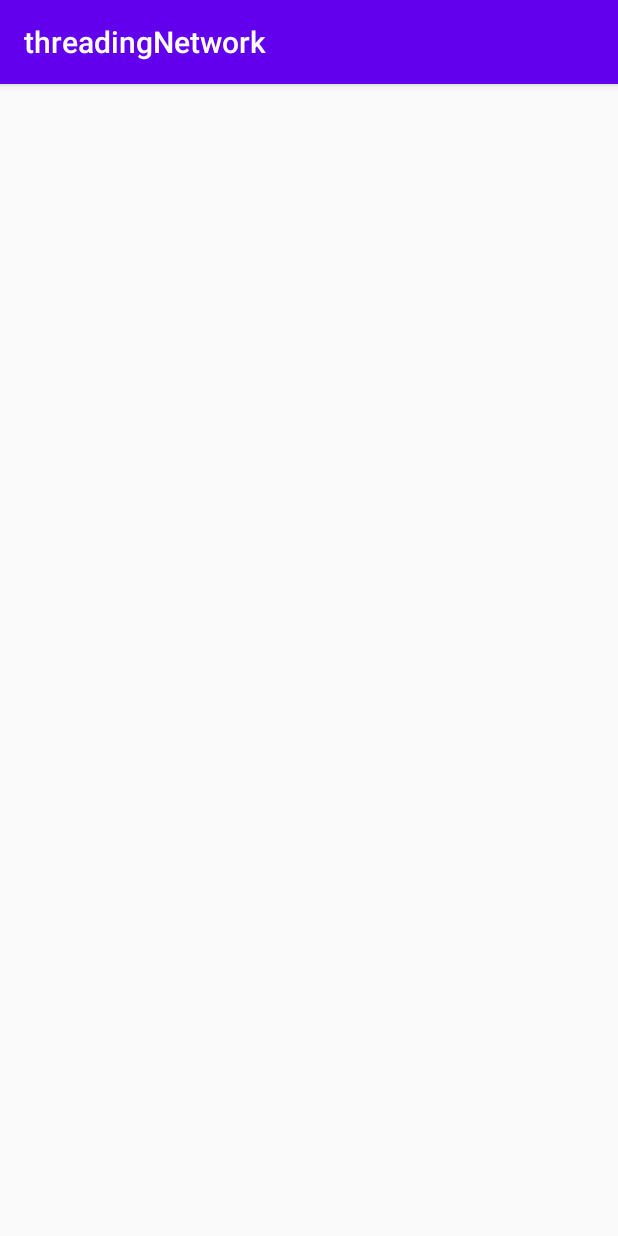
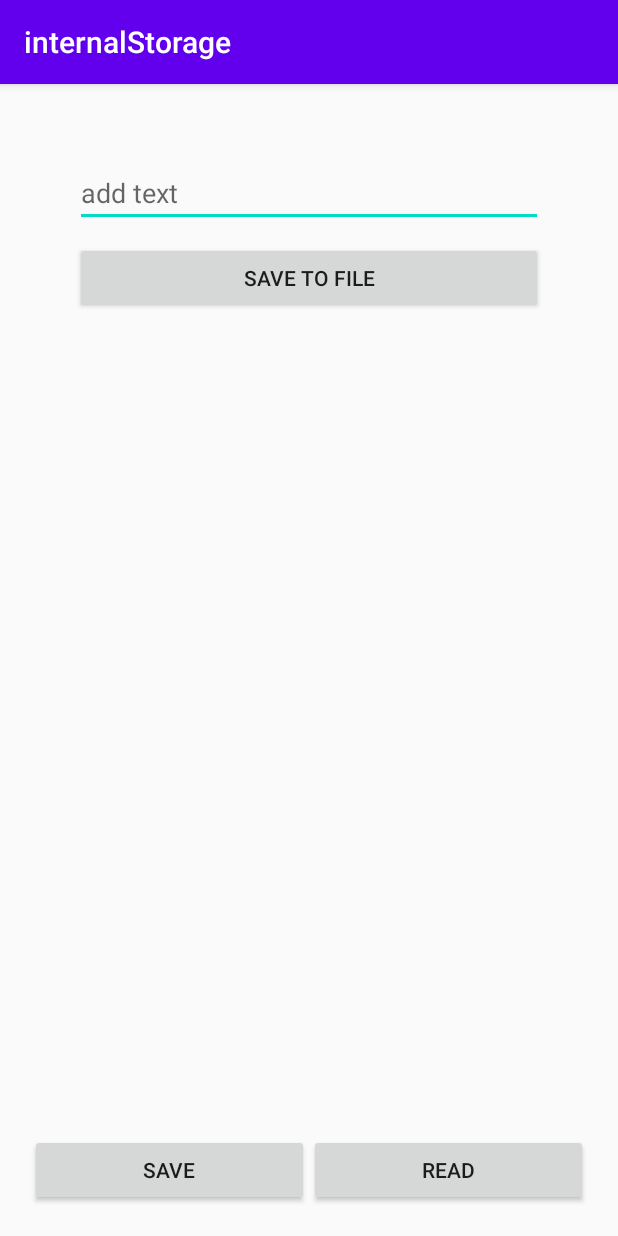
Before and after one commit to Mariinsky/mobile2020, an Android app: the screen it shows after launch (MainActivity), on a phone screen of 412 x 824 dp. Run offline under Robolectric (Android 15) with nearby library versions, the phone set to English and light mode, and no system bars.

Commit message:
internal storage

```diff
--- a/app/src/main/java/com/example/threadingnetwork/MainActivity.kt
+++ b/app/src/main/java/com/example/threadingnetwork/MainActivity.kt
@@ -1,17 +1,120 @@
 package com.example.threadingnetwork
 
+import android.content.Context
+import android.os.Bundle
+import android.view.LayoutInflater
+import android.view.View
+import android.view.ViewGroup
+import android.view.inputmethod.InputMethodManager
 import androidx.appcompat.app.AppCompatActivity
-import android.os.Bundle
+import androidx.fragment.app.Fragment
+import kotlinx.android.synthetic.main.activity_main.*
+import kotlinx.android.synthetic.main.fragment_save.*
+import kotlinx.android.synthetic.main.fragment_save.view.*
+import kotlinx.android.synthetic.main.frament_read.view.*
 
+internal const val FILENAME = "myFile.txt"
 
 class MainActivity : AppCompatActivity() {
-
 
     override fun onCreate(savedInstanceState: Bundle?) {
         super.onCreate(savedInstanceState)
         setContentView(R.layout.activity_main)
+        title = "internalStorage"
+
+        if (savedInstanceState == null) {
+            supportFragmentManager
+                .beginTransaction()
+                .add(R.id.root_layout, SaveFragment.newInstance(), "save")
+                .commit()
+        }
+
+        save_button.setOnClickListener {
+            val frag = supportFragmentManager.findFragmentByTag("save")
+            val manager = supportFragmentManager.beginTransaction()
+            if (frag != null && frag.isVisible) {
+                manager.replace(R.id.root_layout, frag, "save").commit()
+            } else {
+                manager
+                    .replace(R.id.root_layout, SaveFragment.newInstance(), "save")
+                    .addToBackStack(null)
+                    .commit()
+            }
+        }
+
+        read_button.setOnClickListener {
+            val frag = supportFragmentManager.findFragmentByTag("read")
+            val manager = supportFragmentManager  .beginTransaction()
+            if (frag != null && frag.isVisible) {
+                manager.replace(R.id.root_layout, frag, "read").commit()
+            } else {
+                manager
+                    .replace(R.id.root_layout, ReadFragment.newInstance(), "read")
+                    .addToBackStack(null)
+                    .commit()
+            }
+        }
 
     }
+}
 
+class SaveFragment : Fragment() {
+
+    companion object {
+        fun newInstance(): SaveFragment {
+            return SaveFragment()
+        }
+    }
+
+    override fun onCreateView(
+        inflater: LayoutInflater,
+        container: ViewGroup?,
+        savedInstanceState: Bundle?
+    ): View? {
+        val view = inflater.inflate(R.layout.fragment_save, container, false)
+
+        view.save_to_file_button.setOnClickListener {
+            context?.openFileOutput(FILENAME, Context.MODE_APPEND).use {
+                it?.write("${text_input.text}\n".toByteArray())
+            }
+            text_input.text.clear()
+            text_feedback.text = "File Saved"
+            hideKeyboard()
+        }
+        return view
+    }
+
+    private fun hideKeyboard() {
+        val view = activity!!.currentFocus
+        if (view != null) {
+            val inputManager: InputMethodManager =
+                activity!!.getSystemService(Context.INPUT_METHOD_SERVICE) as InputMethodManager
+            inputManager.hideSoftInputFromWindow(
+                view.windowToken,
+                InputMethodManager.HIDE_NOT_ALWAYS
+            )
+        }
+    }
+}
+
+class ReadFragment : Fragment() {
+
+    companion object {
+        fun newInstance(): ReadFragment {
+            return ReadFragment()
+        }
+    }
+
+    override fun onCreateView(
+        inflater: LayoutInflater,
+        container: ViewGroup?,
+        savedInstanceState: Bundle?
+    ): View? {
+        val view = inflater.inflate(R.layout.frament_read, container, false)
+        view.text_from_file.text = context?.openFileInput(FILENAME)?.bufferedReader().use {
+                it?.readText() ?: getString(R.string.read_file_failed)
+        }
+        return view
+    }
 
 }
--- a/app/src/main/res/layout/activity_main.xml
+++ b/app/src/main/res/layout/activity_main.xml
@@ -1,12 +1,40 @@
 <?xml version="1.0" encoding="utf-8"?>
-<androidx.constraintlayout.widget.ConstraintLayout xmlns:android="http://schemas.android.com/apk/res/android"
+<LinearLayout xmlns:android="http://schemas.android.com/apk/res/android"
     xmlns:app="http://schemas.android.com/apk/res-auto"
     xmlns:tools="http://schemas.android.com/tools"
     android:layout_width="match_parent"
     android:layout_height="match_parent"
+    android:orientation="vertical"
     android:padding="20dp"
     tools:context=".MainActivity">
 
+    <FrameLayout
+        android:padding="10dp"
+        android:id="@+id/root_layout"
+        android:layout_width="match_parent"
+        android:layout_height="0dp"
+        android:layout_weight="1" />
 
+    <LinearLayout
+        android:layout_width="match_parent"
+        android:layout_height="wrap_content"
+        android:orientation="horizontal"
+        android:layout_gravity="bottom">
 
-</androidx.constraintlayout.widget.ConstraintLayout>
+        <Button
+            android:id="@+id/save_button"
+            android:layout_width="wrap_content"
+            android:layout_height="wrap_content"
+            android:layout_weight="1"
+            android:text="@string/save" />
+
+        <Button
+            android:id="@+id/read_button"
+            android:layout_width="wrap_content"
+            android:layout_height="wrap_content"
+            android:layout_weight="1"
+            android:text="@string/read" />
+
+    </LinearLayout>
+
+</LinearLayout>
--- /dev/null
+++ b/app/src/main/res/layout/fragment_save.xml
@@ -0,0 +1,25 @@
+<?xml version="1.0" encoding="utf-8"?>
+<LinearLayout
+    xmlns:android="http://schemas.android.com/apk/res/android" android:layout_width="match_parent"
+    android:layout_height="match_parent"
+    android:orientation="vertical"
+    android:padding="20dp">
+    <EditText
+        android:id="@+id/text_input"
+        android:layout_width="match_parent"
+        android:layout_height="wrap_content"
+        android:hint="@string/add_text"
+        />
+    <Button
+        android:layout_marginVertical="10dp"
+        android:id="@+id/save_to_file_button"
+        android:layout_width="match_parent"
+        android:layout_height="wrap_content"
+        android:text="@string/save_to_file"/>
+    <TextView
+        android:id="@+id/text_feedback"
+        android:layout_width="wrap_content"
+        android:layout_height="wrap_content"
+        />
+
+</LinearLayout>
--- a/app/src/main/res/values/strings.xml
+++ b/app/src/main/res/values/strings.xml
@@ -1,4 +1,9 @@
 <resources>
     <string name="app_name">threadingNetwork</string>
     <string name="lataa">lataa</string>
+    <string name="save">Save</string>
+    <string name="read">Read</string>
+    <string name="save_to_file">save to file</string>
+    <string name="add_text">add text</string>
+    <string name="read_file_failed">Failed!!!</string>
 </resources>
```
Also changed, not shown: app/src/main/res/layout/frament_read.xml (added, +12 -0 lines).
